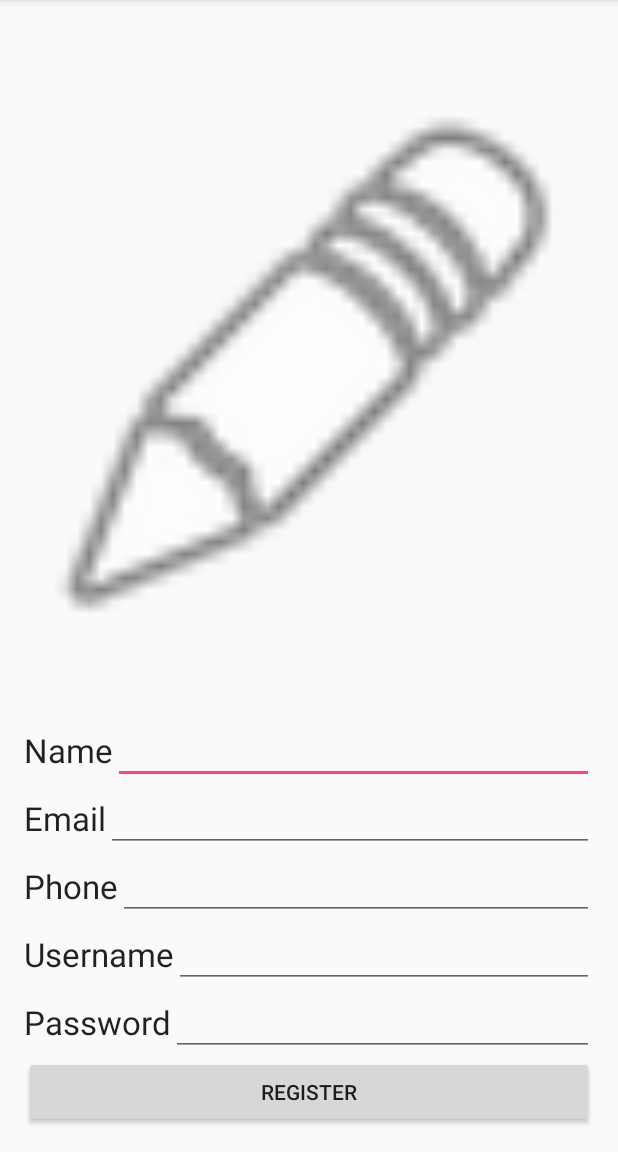
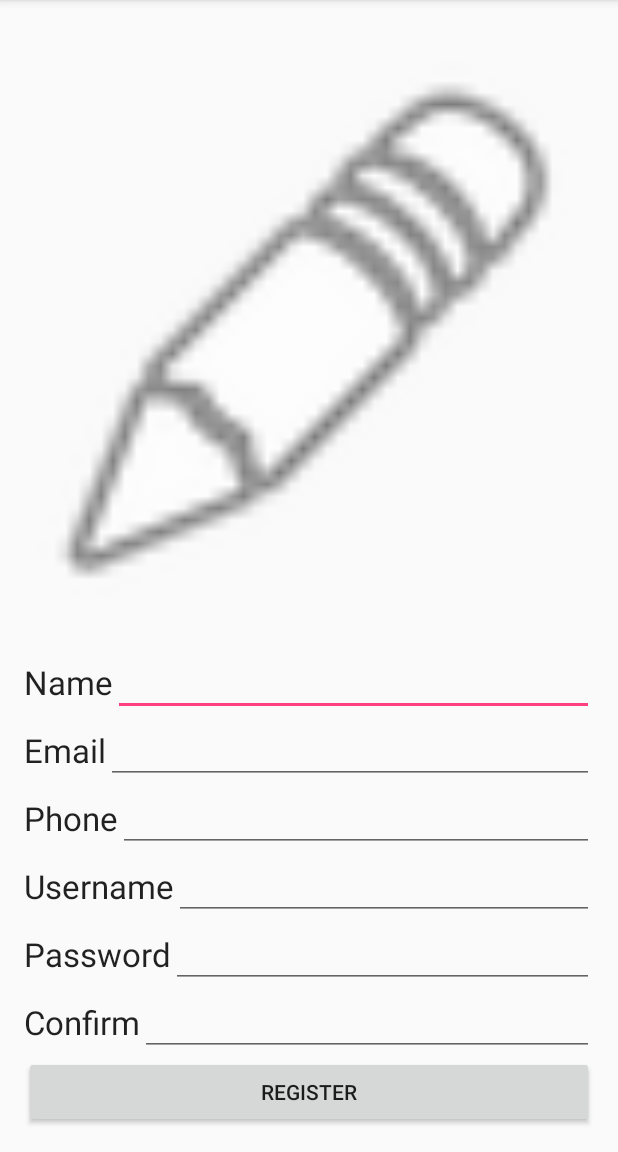
Before and after one commit to ddalcino/BuyNutsProto, an Android app: the RegistrationActivity screen opened directly, with no data from a screen before it, after a tap on "REGISTER", on a phone screen of 412 x 824 dp, the part 84-1236 px from its top. Run offline under Robolectric (Android 15) with nearby library versions, the phone set to English and light mode, and no system bars.

Commit message:
Added confirmation field to registration activity and displays whether password and confirm input matches.

```diff
--- a/app/src/main/java/com/cs4310/epsilon/buynutsproto/RegistrationActivity.java
+++ b/app/src/main/java/com/cs4310/epsilon/buynutsproto/RegistrationActivity.java
@@ -39,8 +39,16 @@ public class RegistrationActivity extends AppCompatActivity {
             //et2Phone holds user input for Phone on Registration Activity Screen
             EditText et2Phone = (EditText) findViewById(R.id.et2Phone);
 
+            //et2Phone holds user input for Phone on Registration Activity Screen
+            EditText et2Confirm = (EditText) findViewById(R.id.et2Confirm);
+
+            //display whether or not password input and confirm input matches
+            if(!et2Confirm.getText().toString().equals(et2Password.getText().toString()))
+            {
+                Toast.makeText(RegistrationActivity.this, "PASSWORD: " + et2Password.getText().toString() + " doesn't match CONFIRM: " + et2Confirm.getText().toString(), Toast.LENGTH_LONG).show();
+            }
             //Toast displays user inputted "username" and "password" just making sure register button is responsive
-            Toast.makeText(RegistrationActivity.this, "name: " + et2Name.getText().toString() + "\nemail: " + et2Email.getText().toString() + "\nphone: " + et2Phone.getText().toString() + "\nusername: " + et2Username.getText().toString() + "\npassword: " + et2Password.getText().toString(), Toast.LENGTH_LONG).show();
+            Toast.makeText(RegistrationActivity.this, "name: " + et2Name.getText().toString() + "\nemail: " + et2Email.getText().toString() + "\nphone: " + et2Phone.getText().toString() + "\nusername: " + et2Username.getText().toString() + "\npassword: " + et2Password.getText().toString() + "\nconfirm: " + et2Confirm.getText().toString(), Toast.LENGTH_LONG).show();
         }
         catch(Exception invalid)
         {
--- a/app/src/main/res/layout/activity_registration.xml
+++ b/app/src/main/res/layout/activity_registration.xml
@@ -117,6 +117,29 @@
                 android:inputType="textEmailAddress|none" />
         </LinearLayout>
         <LinearLayout
+        android:orientation="horizontal"
+        android:layout_width="match_parent"
+        android:layout_height="wrap_content"
+        android:id="@+id/linearLayout2">
+
+        <TextView
+            android:layout_width="wrap_content"
+            android:layout_height="wrap_content"
+            android:textAppearance="?android:attr/textAppearanceLarge"
+            android:text="@string/registration_password"
+            android:id="@+id/tv2Password"
+            android:layout_gravity="center_vertical" />
+
+        <EditText
+            android:layout_width="0dp"
+            android:layout_height="wrap_content"
+            android:id="@+id/et2Password"
+            android:layout_gravity="center_vertical"
+            android:layout_weight="1"
+            android:inputType="textPassword|none" />
+
+    </LinearLayout>
+        <LinearLayout
             android:orientation="horizontal"
             android:layout_width="match_parent"
             android:layout_height="wrap_content"
@@ -126,14 +149,14 @@
                 android:layout_width="wrap_content"
                 android:layout_height="wrap_content"
                 android:textAppearance="?android:attr/textAppearanceLarge"
-                android:text="@string/registration_password"
-                android:id="@+id/tv2Password"
+                android:text="@string/registration_confirm"
+                android:id="@+id/tv2Confirm"
                 android:layout_gravity="center_vertical" />
 
             <EditText
                 android:layout_width="0dp"
                 android:layout_height="wrap_content"
-                android:id="@+id/et2Password"
+                android:id="@+id/et2Confirm"
                 android:layout_gravity="center_vertical"
                 android:layout_weight="1"
                 android:inputType="textPassword|none" />
--- a/app/src/main/res/values/strings.xml
+++ b/app/src/main/res/values/strings.xml
@@ -31,6 +31,7 @@
     <string name="registration_name">Name</string>
     <string name="registration_phone">Phone</string>
     <string name="registration_email">Email</string>
+    <string name="registration_confirm">Confirm</string>
 
     <string-array name="commodities_array">
         <item>Walnut</item>
```
